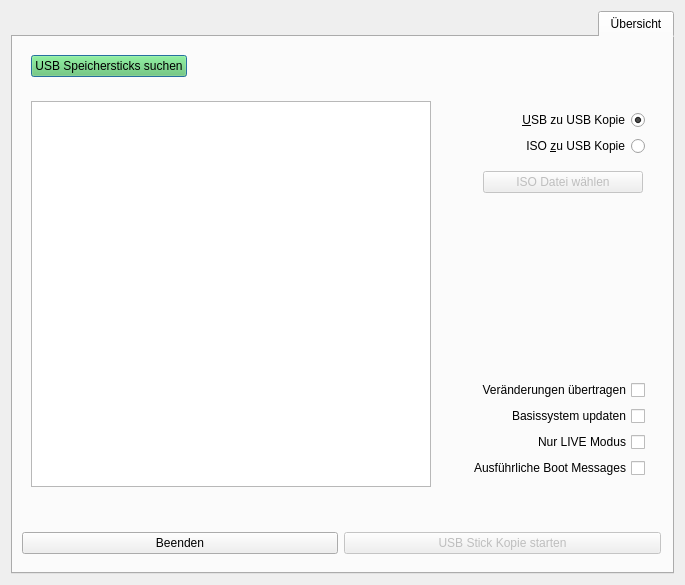
The window that usbcreator/usbcreator.ui (valueerrorx/life-builder) describes before a commit, drawn with Qt 5.
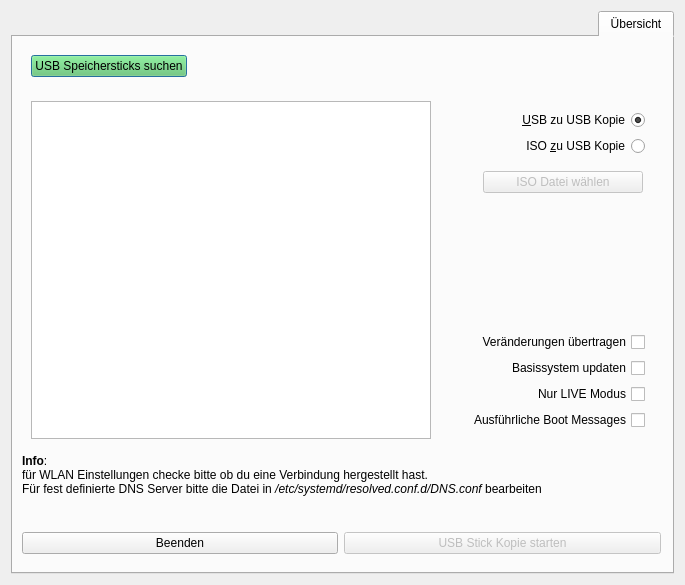
The same window after the commit. Icons and pictures are not drawn.

What changed in the file:
```diff
--- a/usbcreator/usbcreator.ui
+++ b/usbcreator/usbcreator.ui
@@ -342,6 +342,13 @@
          </layout>
         </widget>
        </item>
+       <item>
+        <widget class="QLabel" name="label">
+         <property name="text">
+          <string>&lt;html&gt;&lt;head/&gt;&lt;body&gt;&lt;p&gt;&lt;span style=&quot; font-weight:600;&quot;&gt;Info&lt;/span&gt;: &lt;br/&gt;für WLAN Einstellungen checke bitte ob du eine Verbindung hergestellt hast.&lt;br/&gt;Für fest definierte DNS Server bitte die Datei in &lt;span style=&quot; font-style:italic;&quot;&gt;/etc/systemd/resolved.conf.d/DNS.conf&lt;/span&gt; bearbeiten&lt;/p&gt;&lt;/body&gt;&lt;/html&gt;</string>
+         </property>
+        </widget>
+       </item>
        <item>
         <widget class="QLabel" name="deviceinfo">
          <property name="font">
```
